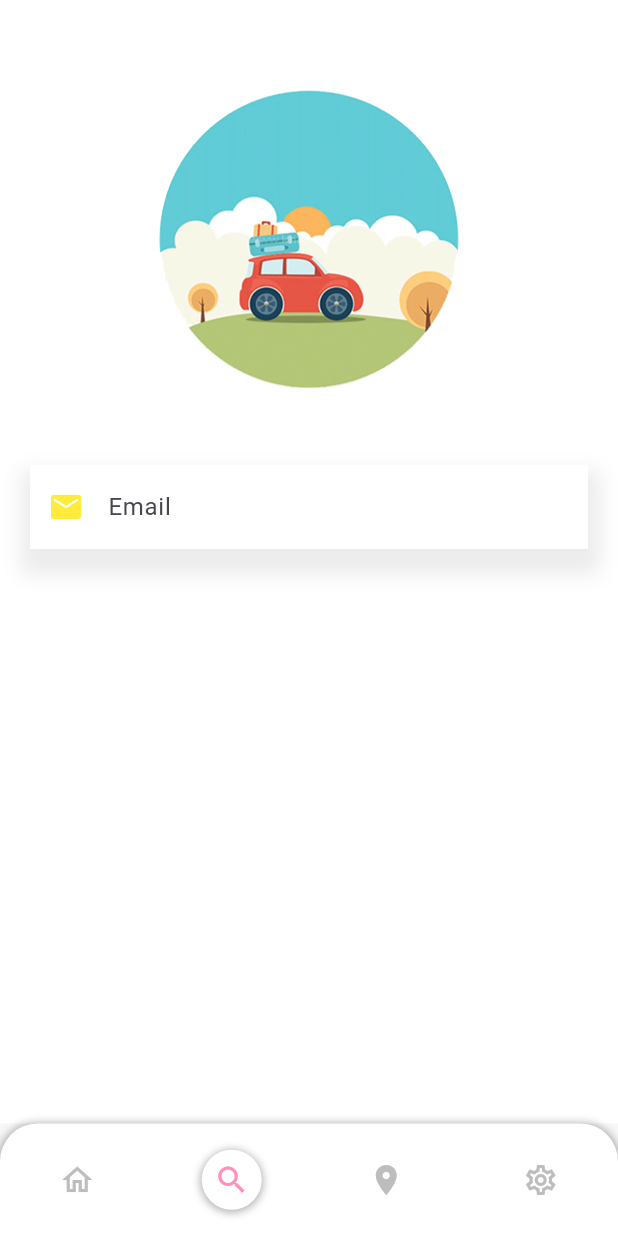
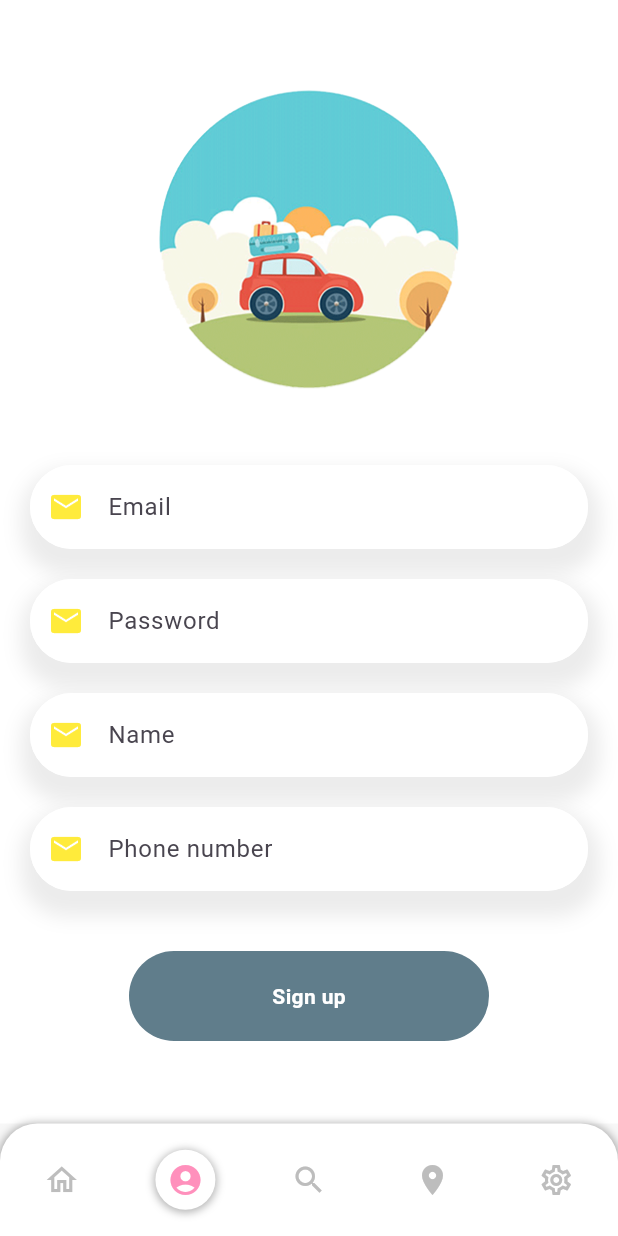
Before and after one commit to nmp2002/Flutter_project, a Flutter app: the screen it shows after launch, item 2 of the bottom bar chosen, on a phone screen of 412 x 824 dp. Run offline on Flutter 3.47's test engine with Material 3 defaults, Android fonts, the phone set to English and light mode, and no system bars; our stand-ins replace carousel_slider; network calls fail.

Commit message:
sign up page update

```diff
--- a/lib/routing/routing_scaffold.dart
+++ b/lib/routing/routing_scaffold.dart
@@ -14,6 +14,7 @@ class _RoutingScaffoldState extends State<RoutingScaffold> {
   int _selectedIndex = 0;
   final List _navbarIcons = [
     Icons.home_outlined,
+    Icons.account_circle,
     Icons.search,
     Icons.location_on,
     Icons.settings_outlined
--- a/lib/screen/sign_up_page.dart
+++ b/lib/screen/sign_up_page.dart
@@ -1,3 +1,4 @@
+import 'package:bookingapp/widgets/app_text_field.dart';
 import 'package:flutter/material.dart';
 import 'package:flutter/cupertino.dart';
 
@@ -7,6 +8,9 @@ class SignUpPage extends StatelessWidget {
   @override
   Widget build(BuildContext context) {
     var emailController = TextEditingController();
+    var passwordController = TextEditingController();
+    var nameController = TextEditingController();
+    var phoneController = TextEditingController();
     return Scaffold(
         backgroundColor: Colors.white,
         body: Column(
@@ -14,6 +18,7 @@ class SignUpPage extends StatelessWidget {
             SizedBox(
               height: 10,
             ),
+            //logo
             Container(
               height: 300,
               child: Center(
@@ -24,38 +29,53 @@ class SignUpPage extends StatelessWidget {
                 ),
               ),
             ),
+            //email
+            AppTextField(
+                textController: emailController,
+                hintText: "Email",
+                icon: Icons.email),
+            SizedBox(
+              height: 20,
+            ),
+            //password
+            AppTextField(
+                textController: passwordController,
+                hintText: "Password",
+                icon: Icons.password),
+            SizedBox(
+              height: 20,
+            ),
+            //name
+            AppTextField(
+                textController: nameController,
+                hintText: "Name",
+                icon: Icons.person),
+            SizedBox(
+              height: 20,
+            ),
+            //phone number
+            AppTextField(
+                textController: phoneController,
+                hintText: "Phone number",
+                icon: Icons.phone),
+            SizedBox(
+              height: 20 + 20,
+            ),
+
             Container(
-              margin: EdgeInsets.only(left: 20, right: 20),
-              decoration: BoxDecoration(color: Colors.white, boxShadow: [
-                BoxShadow(
-                    blurRadius: 10,
-                    spreadRadius: 7,
-                    offset: Offset(1, 10),
-                    color: Colors.grey.withOpacity(0.2))
-              ]),
-              child: TextField(
-                controller: emailController,
-                decoration: InputDecoration(
-                    hintText: "Email",
-                    prefixIcon: Icon(
-                      Icons.email,
-                      color: Colors.yellow,
-                    ),
-                    focusedBorder: OutlineInputBorder(
-                        borderRadius: BorderRadius.circular(30),
-                        borderSide: BorderSide(
-                          width: 1.0,
-                          color: Colors.white,
-                        )),
-                    enabledBorder: OutlineInputBorder(
-                        borderRadius: BorderRadius.circular(30),
-                        borderSide: BorderSide(
-                          width: 1.0,
-                          color: Colors.white,
-                        )),
-                    border: OutlineInputBorder(
-                      borderRadius: BorderRadius.circular(30),
-                    )),
+              width: 240,
+              height: 60,
+              decoration: BoxDecoration(
+                  borderRadius: BorderRadius.circular(30),
+                  color: Colors.blueGrey),
+              child: Center(
+                child: Text(
+                  "Sign up",
+                  style: TextStyle(
+                    fontWeight: FontWeight.w600,
+                    color: Colors.white,
+                  ),
+                ),
               ),
             )
           ],
--- /dev/null
+++ b/lib/widgets/app_text_field.dart
@@ -0,0 +1,54 @@
+import 'package:flutter/material.dart';
+import 'package:flutter/cupertino.dart';
+
+class AppTextField extends StatelessWidget {
+  final TextEditingController textController;
+  final String hintText;
+  final IconData icon;
+  const AppTextField(
+      {super.key,
+      required this.textController,
+      required this.hintText,
+      required this.icon});
+
+  @override
+  Widget build(BuildContext context) {
+    return Container(
+      margin: EdgeInsets.only(left: 20, right: 20),
+      decoration: BoxDecoration(
+          borderRadius: BorderRadius.circular(30),
+          color: Colors.white,
+          boxShadow: [
+            BoxShadow(
+                blurRadius: 10,
+                spreadRadius: 7,
+                offset: Offset(1, 10),
+                color: Colors.grey.withOpacity(0.2))
+          ]),
+      child: TextField(
+        controller: textController,
+        decoration: InputDecoration(
+            hintText: hintText,
+            prefixIcon: Icon(
+              Icons.email,
+              color: Colors.yellow,
+            ),
+            focusedBorder: OutlineInputBorder(
+                borderRadius: BorderRadius.circular(30),
+                borderSide: BorderSide(
+                  width: 1.0,
+                  color: Colors.white,
+                )),
+            enabledBorder: OutlineInputBorder(
+                borderRadius: BorderRadius.circular(30),
+                borderSide: BorderSide(
+                  width: 1.0,
+                  color: Colors.white,
+                )),
+            border: OutlineInputBorder(
+              borderRadius: BorderRadius.circular(30),
+            )),
+      ),
+    );
+  }
+}
```
